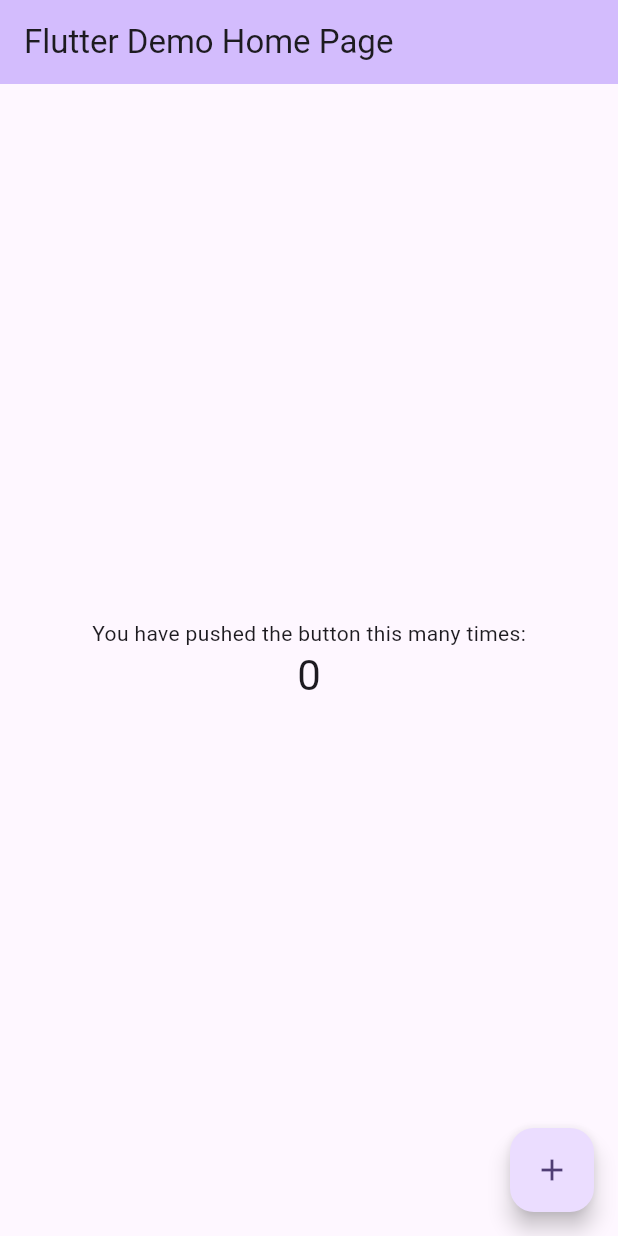
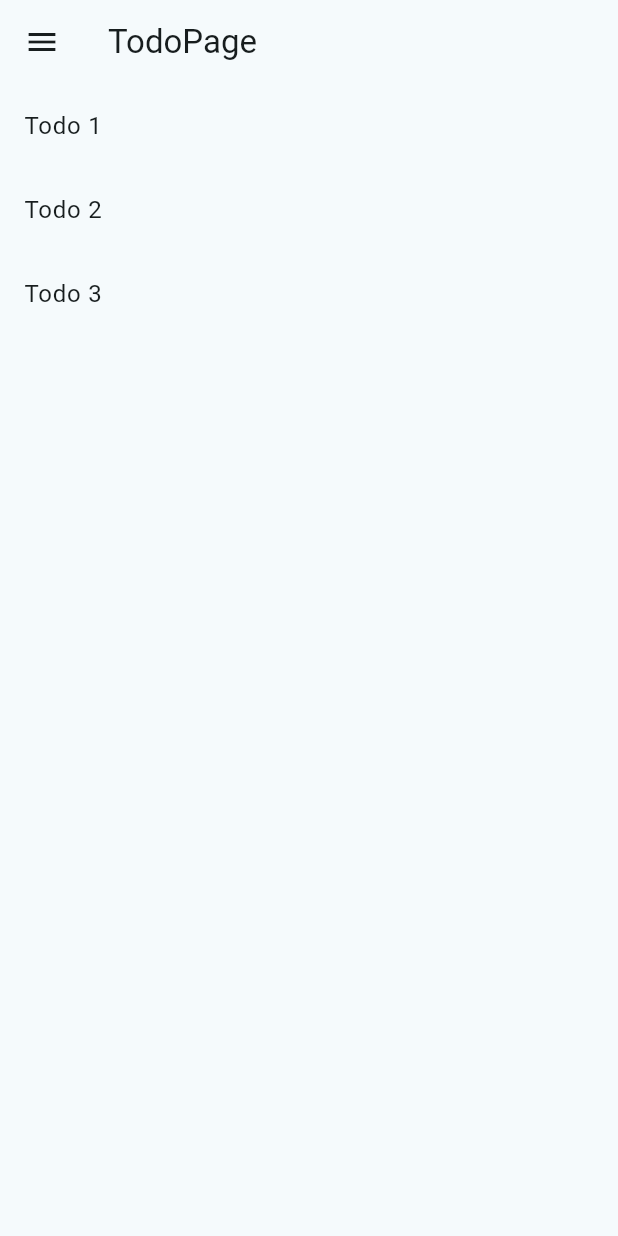
Before and after one commit to cytobi/sailor, a Flutter app: the screen it shows after launch, on a phone screen of 412 x 824 dp. Run offline on Flutter 3.47's test engine with Material 2 defaults, Android fonts, the phone set to English and light mode, and no system bars.

Commit message:
basic app layout

```diff
--- a/frontend/sailor_flutter/analysis_options.yaml
+++ b/frontend/sailor_flutter/analysis_options.yaml
@@ -21,7 +21,12 @@ linter:
   # `// ignore_for_file: name_of_lint` syntax on the line or in the file
   # producing the lint.
   rules:
-    # avoid_print: false  # Uncomment to disable the `avoid_print` rule
+    prefer_const_constructors: false
+    prefer_final_fields: false
+    use_key_in_widget_constructors: false
+    prefer_const_literals_to_create_immutables: false
+    prefer_const_constructors_in_immutables: false
+    avoid_print: false
     # prefer_single_quotes: true  # Uncomment to enable the `prefer_single_quotes` rule
 
 # Additional information about this file can be found at
--- a/frontend/sailor_flutter/lib/main.dart
+++ b/frontend/sailor_flutter/lib/main.dart
@@ -1,125 +1,105 @@
 import 'package:flutter/material.dart';
+import 'package:provider/provider.dart';
 
 void main() {
-  runApp(const MyApp());
+  runApp(const SailorApp());
 }
 
-class MyApp extends StatelessWidget {
-  const MyApp({super.key});
+class SailorApp extends StatelessWidget {
+  const SailorApp({super.key});
 
-  // This widget is the root of your application.
   @override
   Widget build(BuildContext context) {
-    return MaterialApp(
-      title: 'Flutter Demo',
-      theme: ThemeData(
-        // This is the theme of your application.
-        //
-        // TRY THIS: Try running your application with "flutter run". You'll see
-        // the application has a blue toolbar. Then, without quitting the app,
-        // try changing the seedColor in the colorScheme below to Colors.green
-        // and then invoke "hot reload" (save your changes or press the "hot
-        // reload" button in a Flutter-supported IDE, or press "r" if you used
-        // the command line to start the app).
-        //
-        // Notice that the counter didn't reset back to zero; the application
-        // state is not lost during the reload. To reset the state, use hot
-        // restart instead.
-        //
-        // This works for code too, not just values: Most code changes can be
-        // tested with just a hot reload.
-        colorScheme: ColorScheme.fromSeed(seedColor: Colors.deepPurple),
-        useMaterial3: true,
+    return ChangeNotifierProvider(
+      create: (context) => MyAppState(),
+      child: MaterialApp(
+        title: 'sailor',
+        theme: ThemeData(
+          colorScheme: ColorScheme.fromSeed(seedColor: Colors.cyan),
+          useMaterial3: true,
+        ),
+        home: SailorMainPage(),
       ),
-      home: const MyHomePage(title: 'Flutter Demo Home Page'),
     );
   }
 }
 
-class MyHomePage extends StatefulWidget {
-  const MyHomePage({super.key, required this.title});
+class MyAppState extends ChangeNotifier {}
 
-  // This widget is the home page of your application. It is stateful, meaning
-  // that it has a State object (defined below) that contains fields that affect
-  // how it looks.
-
-  // This class is the configuration for the state. It holds the values (in this
-  // case the title) provided by the parent (in this case the App widget) and
-  // used by the build method of the State. Fields in a Widget subclass are
-  // always marked "final".
-
-  final String title;
-
+class SailorMainPage extends StatefulWidget {
   @override
-  State<MyHomePage> createState() => _MyHomePageState();
+  State<SailorMainPage> createState() => _SailorMainPageState();
 }
 
-class _MyHomePageState extends State<MyHomePage> {
-  int _counter = 0;
+class _SailorMainPageState extends State<SailorMainPage> {
+  var selectedIndex = 0;
 
-  void _incrementCounter() {
-    setState(() {
-      // This call to setState tells the Flutter framework that something has
-      // changed in this State, which causes it to rerun the build method below
-      // so that the display can reflect the updated values. If we changed
-      // _counter without calling setState(), then the build method would not be
-      // called again, and so nothing would appear to happen.
-      _counter++;
-    });
+  void _closeDrawer() {
+    Navigator.of(context).pop();
   }
 
   @override
   Widget build(BuildContext context) {
-    // This method is rerun every time setState is called, for instance as done
-    // by the _incrementCounter method above.
-    //
-    // The Flutter framework has been optimized to make rerunning build methods
-    // fast, so that you can just rebuild anything that needs updating rather
-    // than having to individually change instances of widgets.
-    return Scaffold(
-      appBar: AppBar(
-        // TRY THIS: Try changing the color here to a specific color (to
-        // Colors.amber, perhaps?) and trigger a hot reload to see the AppBar
-        // change color while the other colors stay the same.
-        backgroundColor: Theme.of(context).colorScheme.inversePrimary,
-        // Here we take the value from the MyHomePage object that was created by
-        // the App.build method, and use it to set our appbar title.
-        title: Text(widget.title),
-      ),
-      body: Center(
-        // Center is a layout widget. It takes a single child and positions it
-        // in the middle of the parent.
-        child: Column(
-          // Column is also a layout widget. It takes a list of children and
-          // arranges them vertically. By default, it sizes itself to fit its
-          // children horizontally, and tries to be as tall as its parent.
-          //
-          // Column has various properties to control how it sizes itself and
-          // how it positions its children. Here we use mainAxisAlignment to
-          // center the children vertically; the main axis here is the vertical
-          // axis because Columns are vertical (the cross axis would be
-          // horizontal).
-          //
-          // TRY THIS: Invoke "debug painting" (choose the "Toggle Debug Paint"
-          // action in the IDE, or press "p" in the console), to see the
-          // wireframe for each widget.
-          mainAxisAlignment: MainAxisAlignment.center,
-          children: <Widget>[
-            const Text(
-              'You have pushed the button this many times:',
+    Widget page;
+    switch (selectedIndex) {
+      case 0:
+        page = TodoPage();
+        break;
+      case 1:
+        page = Placeholder();
+        break;
+      default:
+        throw UnimplementedError('no widget for $selectedIndex');
+    }
+
+    return LayoutBuilder(builder: (context, constraints) {
+      return Scaffold(
+        body: page,
+        appBar: AppBar(
+          title: Text(
+              page.runtimeType.toString()), //actually put page name here later
+        ),
+        drawer: NavigationDrawer(
+          selectedIndex: selectedIndex,
+          onDestinationSelected: (index) {
+            _closeDrawer();
+            setState(() {
+              selectedIndex = index;
+            });
+          },
+          children: [
+            NavigationDrawerDestination(
+              icon: Icon(Icons.home),
+              label: Text('Home'),
             ),
-            Text(
-              '$_counter',
-              style: Theme.of(context).textTheme.headlineMedium,
+            NavigationDrawerDestination(
+              icon: Icon(Icons.favorite),
+              label: Text('More'),
             ),
           ],
         ),
+      );
+    });
+  }
+}
+
+class TodoPage extends StatelessWidget {
+  @override
+  Widget build(BuildContext context) {
+    return Scaffold(
+      body: ListView(
+        children: [
+          ListTile(
+            title: Text('Todo 1'),
+          ),
+          ListTile(
+            title: Text('Todo 2'),
+          ),
+          ListTile(
+            title: Text('Todo 3'),
+          ),
+        ],
       ),
-      floatingActionButton: FloatingActionButton(
-        onPressed: _incrementCounter,
-        tooltip: 'Increment',
-        child: const Icon(Icons.add),
-      ), // This trailing comma makes auto-formatting nicer for build methods.
     );
   }
 }
--- a/frontend/sailor_flutter/pubspec.yaml
+++ b/frontend/sailor_flutter/pubspec.yaml
@@ -16,7 +16,7 @@ publish_to: 'none' # Remove this line if you wish to publish to pub.dev
 # https://developer.apple.com/library/archive/documentation/General/Reference/InfoPlistKeyReference/Articles/CoreFoundationKeys.html
 # In Windows, build-name is used as the major, minor, and patch parts
 # of the product and file versions while build-number is used as the build suffix.
-version: 1.0.0+1
+version: 0.0.0+1
 
 environment:
   sdk: '>=3.1.2 <4.0.0'
@@ -30,6 +30,8 @@ environment:
 dependencies:
   flutter:
     sdk: flutter
+
+  provider: ^6.0.0
 
 
   # The following adds the Cupertino Icons font to your application.
```
Also changed, not shown: frontend/sailor_flutter/pubspec.lock, 1 other file.
